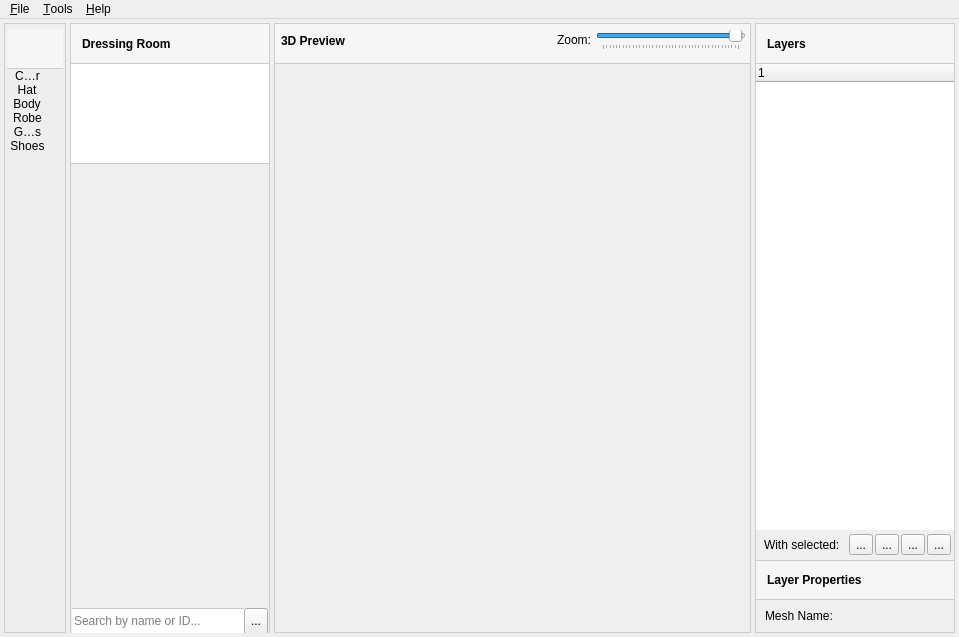
Before: the Qt Designer form mainwindow.ui in HanaeN/MabiMe, drawn with Qt 5.
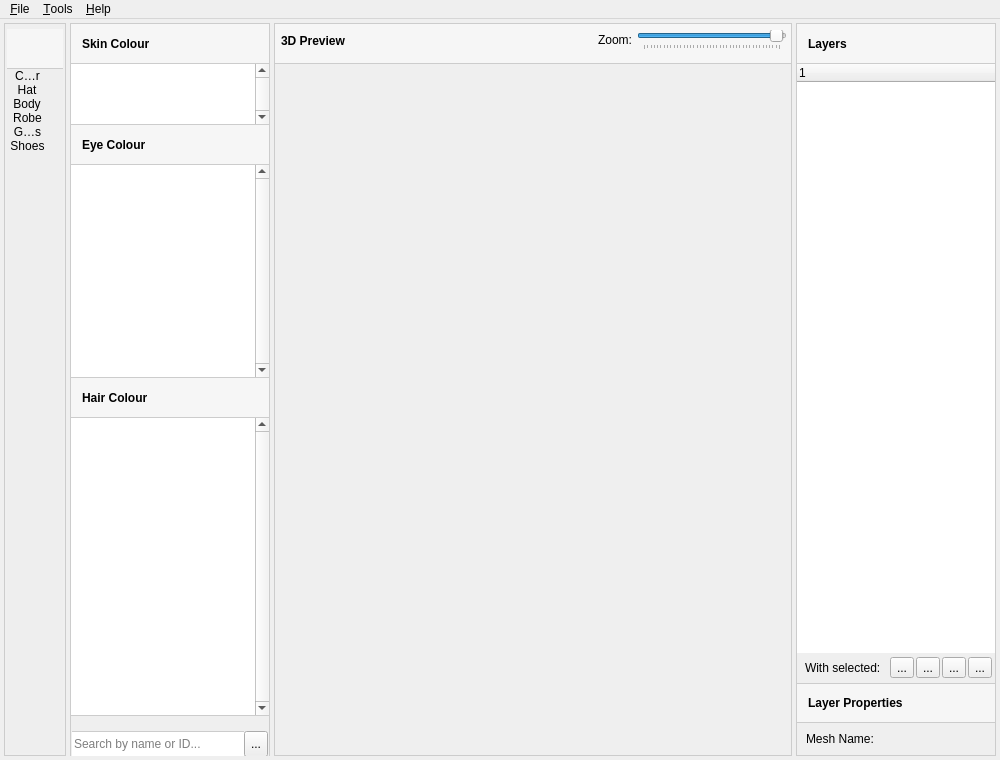
After: the same form once the commit is applied. The open tabs and pages were chosen to show the change. Icons and pictures are not drawn. Custom widgets are drawn as their Qt base class.

Commit message: Made UI elements to show the colours for skin, eyes and hair.

What changed in the file:
```diff
--- a/mainwindow.ui
+++ b/mainwindow.ui
@@ -6,8 +6,8 @@
    <rect>
     <x>0</x>
     <y>0</y>
-    <width>959</width>
-    <height>637</height>
+    <width>1000</width>
+    <height>760</height>
    </rect>
   </property>
   <property name="windowTitle">
@@ -54,6 +54,12 @@
         </property>
         <item row="0" column="1">
          <widget class="QGroupBox" name="g_Col1">
+          <property name="minimumSize">
+           <size>
+            <width>183</width>
+            <height>0</height>
+           </size>
+          </property>
           <property name="maximumSize">
            <size>
             <width>200</width>
@@ -137,7 +143,7 @@
 }</string>
                  </property>
                  <property name="text">
-                  <string>Dressing Room</string>
+                  <string>Skin Colour</string>
                  </property>
                 </widget>
                </item>
@@ -146,14 +152,232 @@
                  <property name="maximumSize">
                   <size>
                    <width>16777215</width>
-                   <height>100</height>
+                   <height>61</height>
                   </size>
                  </property>
+                 <property name="font">
+                  <font>
+                   <pointsize>7</pointsize>
+                  </font>
+                 </property>
                  <property name="styleSheet">
                   <string notr="true">QListWidget {
 	border: 0px solid #CCCCCC;
 	border-bottom-width: 1px;
 }</string>
+                 </property>
+                 <property name="verticalScrollBarPolicy">
+                  <enum>Qt::ScrollBarAlwaysOn</enum>
+                 </property>
+                 <property name="horizontalScrollBarPolicy">
+                  <enum>Qt::ScrollBarAlwaysOff</enum>
+                 </property>
+                 <property name="autoScroll">
+                  <bool>true</bool>
+                 </property>
+                 <property name="editTriggers">
+                  <set>QAbstractItemView::NoEditTriggers</set>
+                 </property>
+                 <property name="showDropIndicator" stdset="0">
+                  <bool>false</bool>
+                 </property>
+                 <property name="dragDropMode">
+                  <enum>QAbstractItemView::NoDragDrop</enum>
+                 </property>
+                 <property name="movement">
+                  <enum>QListView::Static</enum>
+                 </property>
+                 <property name="spacing">
+                  <number>2</number>
+                 </property>
+                 <property name="viewMode">
+                  <enum>QListView::IconMode</enum>
+                 </property>
+                 <property name="uniformItemSizes">
+                  <bool>true</bool>
+                 </property>
+                 <property name="wordWrap">
+                  <bool>true</bool>
+                 </property>
+                 <property name="selectionRectVisible">
+                  <bool>false</bool>
+                 </property>
+                </widget>
+               </item>
+               <item>
+                <widget class="QLabel" name="label_5">
+                 <property name="minimumSize">
+                  <size>
+                   <width>0</width>
+                   <height>40</height>
+                  </size>
+                 </property>
+                 <property name="maximumSize">
+                  <size>
+                   <width>16777215</width>
+                   <height>40</height>
+                  </size>
+                 </property>
+                 <property name="font">
+                  <font>
+                   <weight>75</weight>
+                   <bold>true</bold>
+                  </font>
+                 </property>
+                 <property name="styleSheet">
+                  <string notr="true">QLabel {
+	background-color: #F6F6F6;
+	border: 0px solid;
+	border-bottom: 1px solid #CCCCCC;
+	padding: 8px;
+}</string>
+                 </property>
+                 <property name="text">
+                  <string>Eye Colour</string>
+                 </property>
+                </widget>
+               </item>
+               <item>
+                <widget class="QListWidget" name="l_eye_colours">
+                 <property name="sizePolicy">
+                  <sizepolicy hsizetype="Expanding" vsizetype="Expanding">
+                   <horstretch>0</horstretch>
+                   <verstretch>5</verstretch>
+                  </sizepolicy>
+                 </property>
+                 <property name="font">
+                  <font>
+                   <pointsize>7</pointsize>
+                  </font>
+                 </property>
+                 <property name="styleSheet">
+                  <string notr="true">QListWidget {
+	border: 0px solid #CCCCCC;
+	border-bottom-width: 1px;
+}</string>
+                 </property>
+                 <property name="verticalScrollBarPolicy">
+                  <enum>Qt::ScrollBarAlwaysOn</enum>
+                 </property>
+                 <property name="horizontalScrollBarPolicy">
+                  <enum>Qt::ScrollBarAlwaysOff</enum>
+                 </property>
+                 <property name="autoScroll">
+                  <bool>false</bool>
+                 </property>
+                 <property name="editTriggers">
+                  <set>QAbstractItemView::NoEditTriggers</set>
+                 </property>
+                 <property name="showDropIndicator" stdset="0">
+                  <bool>false</bool>
+                 </property>
+                 <property name="dragDropMode">
+                  <enum>QAbstractItemView::NoDragDrop</enum>
+                 </property>
+                 <property name="movement">
+                  <enum>QListView::Static</enum>
+                 </property>
+                 <property name="spacing">
+                  <number>2</number>
+                 </property>
+                 <property name="viewMode">
+                  <enum>QListView::IconMode</enum>
+                 </property>
+                 <property name="uniformItemSizes">
+                  <bool>true</bool>
+                 </property>
+                 <property name="wordWrap">
+                  <bool>true</bool>
+                 </property>
+                 <property name="selectionRectVisible">
+                  <bool>false</bool>
+                 </property>
+                </widget>
+               </item>
+               <item>
+                <widget class="QLabel" name="label_7">
+                 <property name="minimumSize">
+                  <size>
+                   <width>0</width>
+                   <height>40</height>
+                  </size>
+                 </property>
+                 <property name="maximumSize">
+                  <size>
+                   <width>16777215</width>
+                   <height>40</height>
+                  </size>
+                 </property>
+                 <property name="font">
+                  <font>
+                   <weight>75</weight>
+                   <bold>true</bold>
+                  </font>
+                 </property>
+                 <property name="styleSheet">
+                  <string notr="true">QLabel {
+	background-color: #F6F6F6;
+	border: 0px solid;
+	border-bottom: 1px solid #CCCCCC;
+	padding: 8px;
+}</string>
+                 </property>
+                 <property name="text">
+                  <string>Hair Colour</string>
+                 </property>
+                </widget>
+               </item>
+               <item>
+                <widget class="QListWidget" name="l_hair_colours">
+                 <property name="sizePolicy">
+                  <sizepolicy hsizetype="Expanding" vsizetype="Expanding">
+                   <horstretch>0</horstretch>
+                   <verstretch>7</verstretch>
+                  </sizepolicy>
+                 </property>
+                 <property name="font">
+                  <font>
+                   <pointsize>7</pointsize>
+                  </font>
+                 </property>
+                 <property name="styleSheet">
+                  <string notr="true">QListWidget {
+	border: 0px solid #CCCCCC;
+	border-bottom-width: 1px;
+}</string>
+                 </property>
+                 <property name="verticalScrollBarPolicy">
+                  <enum>Qt::ScrollBarAlwaysOn</enum>
+                 </property>
+                 <property name="horizontalScrollBarPolicy">
+                  <enum>Qt::ScrollBarAlwaysOff</enum>
+                 </property>
+                 <property name="editTriggers">
+                  <set>QAbstractItemView::NoEditTriggers</set>
+                 </property>
+                 <property name="showDropIndicator" stdset="0">
+                  <bool>false</bool>
+                 </property>
+                 <property name="dragDropMode">
+                  <enum>QAbstractItemView::NoDragDrop</enum>
+                 </property>
+                 <property name="movement">
+                  <enum>QListView::Static</enum>
+                 </property>
+                 <property name="spacing">
+                  <number>2</number>
+                 </property>
+                 <property name="viewMode">
+                  <enum>QListView::IconMode</enum>
+                 </property>
+                 <property name="uniformItemSizes">
+                  <bool>true</bool>
+                 </property>
+                 <property name="wordWrap">
+                  <bool>true</bool>
+                 </property>
+                 <property name="selectionRectVisible">
+                  <bool>false</bool>
                  </property>
                 </widget>
                </item>
@@ -1069,7 +1293,7 @@
     <rect>
      <x>0</x>
      <y>0</y>
-     <width>959</width>
+     <width>1000</width>
      <height>21</height>
     </rect>
    </property>
```
Left out of the diff: 4 changed lines with no effect on the pictures. The commit also changes 2 other files.
